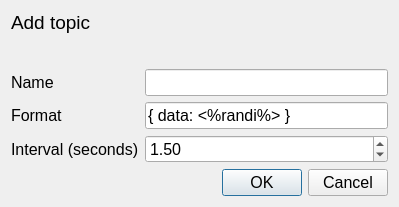
Above: gui/addtopicdialog.ui from TheZlodziej/mqtt-simulator before the change. Below: the same form after it.
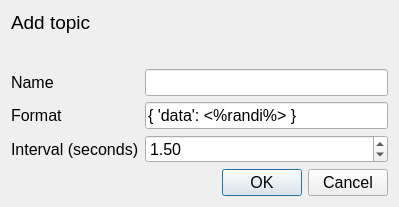
That is the form after the change.

Commit message: correct data format in topic dialog

```diff
--- a/gui/addtopicdialog.ui
+++ b/gui/addtopicdialog.ui
@@ -88,7 +88,7 @@
           <string>Data format - &lt;%randd%&gt; will be replaced with random double value, &lt;%randi%&gt; will be replaced with random integer</string>
          </property>
          <property name="text">
-          <string>{ data: &lt;%randi%&gt; }</string>
+          <string>{ 'data': &lt;%randi%&gt; }</string>
          </property>
         </widget>
        </item>
```
Left out of the diff: 2 changed lines with no effect on the pictures.
